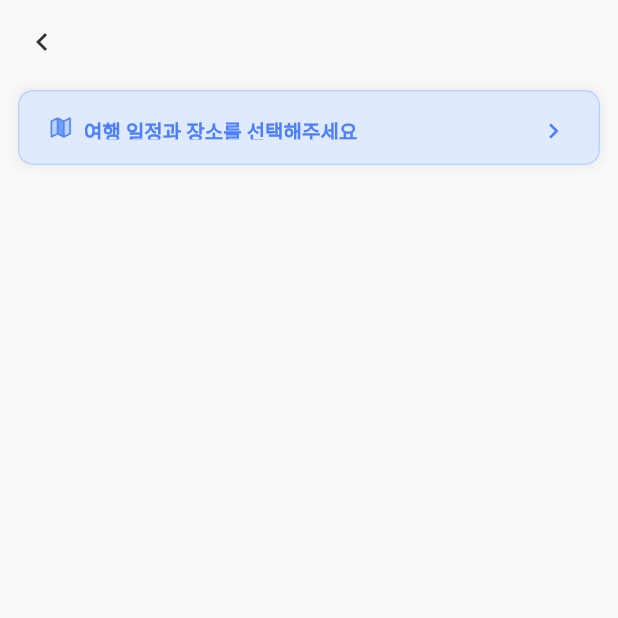
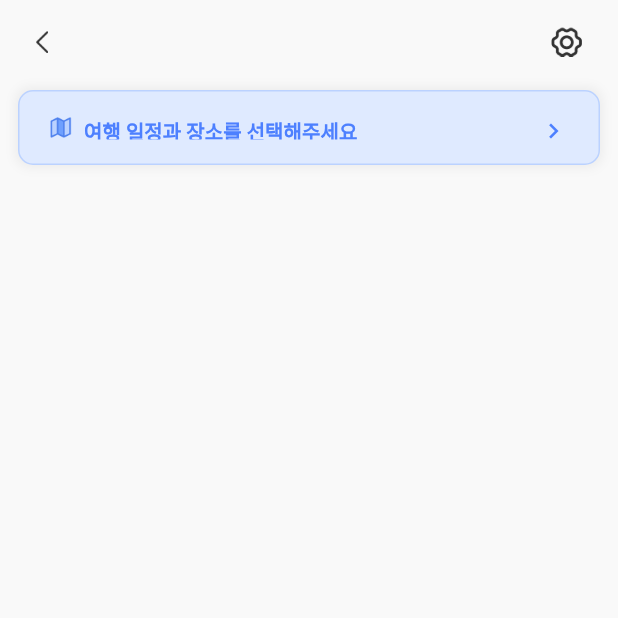
Before and after one commit to wlgnsdl815/tripin, a Flutter app: the ChatScreen screen opened by its route, on a phone screen of 412 x 824 dp, the top half of it. Run offline on Flutter 3.47's test engine with Material 2 defaults, Android fonts, the phone set to English and light mode, and no system bars; our stand-ins replace cloud_firestore, cloud_functions, dio, envied, firebase_auth, firebase_core and 10 more; missing offline and left inert: flutter_naver_map, kakao_flutter_sdk_user, kpostal, sfac_design_flutter; accounts and stored records are empty; generated files the repository leaves out were written again; network calls fail; Roboto replaces fonts that are missing (Pretendard); project files that could hold a hidden picture were left out.

```diff
--- a/lib/utils/app_routes.dart
+++ b/lib/utils/app_routes.dart
@@ -3,6 +3,7 @@ import 'package:tripin/utils/app_screens.dart';
 import 'package:tripin/view/page/find_friend_page.dart';
 import 'package:tripin/view/screens/calendar_screen.dart';
 import 'package:tripin/view/screens/chat/chat_screen.dart';
+import 'package:tripin/view/screens/chat/chat_setting_screen.dart';
 import 'package:tripin/view/screens/chat/map_screen.dart';
 import 'package:tripin/view/screens/friend_screen.dart';
 import 'package:tripin/view/screens/home_screen.dart';
@@ -38,5 +39,9 @@ class AppRoutes {
       name: AppScreens.map,
       page: () => MapScreen(),
     ),
+    GetPage(
+      name: AppScreens.chatSetting,
+      page: () => ChatSettingScreen(),
+    ),
   ];
 }
--- a/lib/utils/app_screens.dart
+++ b/lib/utils/app_screens.dart
@@ -1,6 +1,7 @@
 import 'package:tripin/view/page/find_friend_page.dart';
 import 'package:tripin/view/screens/calendar_screen.dart';
 import 'package:tripin/view/screens/chat/chat_screen.dart';
+import 'package:tripin/view/screens/chat/chat_setting_screen.dart';
 import 'package:tripin/view/screens/chat/map_screen.dart';
 import 'package:tripin/view/screens/friend_screen.dart';
 import 'package:tripin/view/screens/home_screen.dart';
@@ -14,4 +15,5 @@ class AppScreens {
   static const calender = CalendarScreen.route;
   static const chat = ChatScreen.route;
   static const map = MapScreen.route;
+  static const chatSetting = ChatSettingScreen.route;
 }
--- a/lib/view/screens/chat/chat_list_screen.dart
+++ b/lib/view/screens/chat/chat_list_screen.dart
@@ -38,7 +38,7 @@ class ChatListScreen extends GetView<ChatListController> {
                     .setRoomId(controller.chatList[index].roomId);
                 controller.setRoomId(controller.chatList[index].roomId);
 
-                Get.offAndToNamed(AppScreens.chat);
+                Get.toNamed(AppScreens.chat);
               },
               child: ListTile(
                 title: Text(
--- a/lib/view/screens/chat/chat_screen.dart
+++ b/lib/view/screens/chat/chat_screen.dart
@@ -1,4 +1,5 @@
 import 'package:flutter/material.dart';
+import 'package:flutter_screenutil/flutter_screenutil.dart';
 import 'package:get/get.dart';
 import 'package:intl/intl.dart';
 import 'package:tripin/controllers/auth_controller.dart';
@@ -7,6 +8,8 @@ import 'package:tripin/controllers/global_getx_controller.dart';
 import 'package:tripin/utils/app_screens.dart';
 import 'package:tripin/utils/colors.dart';
 import 'package:tripin/utils/text_styles.dart';
+import 'package:tripin/view/screens/chat/chat_setting_screen.dart';
+import 'package:tripin/view/widget/custom_appbar_icon.dart';
 
 class ChatScreen extends GetView<ChatController> {
   static const route = '/chat';
@@ -26,16 +29,34 @@ class ChatScreen extends GetView<ChatController> {
     return Scaffold(
       backgroundColor: PlatformColors.subtitle8,
       appBar: AppBar(
-        leading: IconButton(
-          onPressed: () {
+        leading: CustomAppBarIcon(
+          padding: EdgeInsets.only(left: 0),
+          image: Image.asset(
+            'assets/icons/back.png',
+            width: 7.w,
+            height: 14.h,
+          ),
+          onTap: () {
             Get.back();
           },
-          icon: Icon(Icons.navigate_before),
         ),
         title: Text(_globalGetXController.roomId.value),
         backgroundColor: Colors.transparent,
         elevation: 0,
         foregroundColor: PlatformColors.title,
+        actions: [
+          CustomAppBarIcon(
+            padding: EdgeInsets.only(right: 24),
+            image: Image.asset(
+              'assets/icons/setting.png',
+              width: 18.w,
+              height: 18.w,
+            ),
+            onTap: () {
+              Get.toNamed(ChatSettingScreen.route);
+            },
+          ),
+        ],
       ),
       body: StreamBuilder<Map<dynamic, dynamic>>(
         stream: controller.getMessage(_globalGetXController.roomId.value),
--- /dev/null
+++ b/lib/view/widget/custom_appbar_icon.dart
@@ -0,0 +1,33 @@
+// ignore_for_file: public_member_api_docs, sort_constructors_first
+import 'package:flutter/material.dart';
+
+class CustomAppBarIcon extends StatelessWidget {
+  final Image? image;
+  final Text? text;
+  final EdgeInsets padding;
+  final Alignment? alignment;
+  final Function() onTap;
+
+  const CustomAppBarIcon({
+    Key? key,
+    this.image,
+    this.text,
+    required this.padding,
+    this.alignment,
+    required this.onTap,
+  }) : super(key: key);
+
+  @override
+  Widget build(BuildContext context) {
+    return Container(
+      padding: padding,
+      child: Align(
+        alignment: alignment ?? Alignment.center,
+        child: InkWell(
+          onTap: onTap,
+          child: image ?? text,
+        ),
+      ),
+    );
+  }
+}
```
Also changed, not shown: lib/controllers/map/map_screen_controller.dart (+37 -10 lines), lib/view/screens/chat/chat_setting_screen.dart (added, +111 -0 lines), lib/view/screens/chat/map_screen.dart (+21 -11 lines), lib/view/widget/custom_button.dart (+9 -4 lines), pubspec.yaml (+5 -5 lines), assets/icons/back.png (added), assets/icons/cancle.png (added), assets/icons/circle_camera.png (added), assets/icons/circle_cancle.png (added), assets/icons/location.png (added), assets/icons/map_pin.png (added), assets/icons/setting.png (added).
